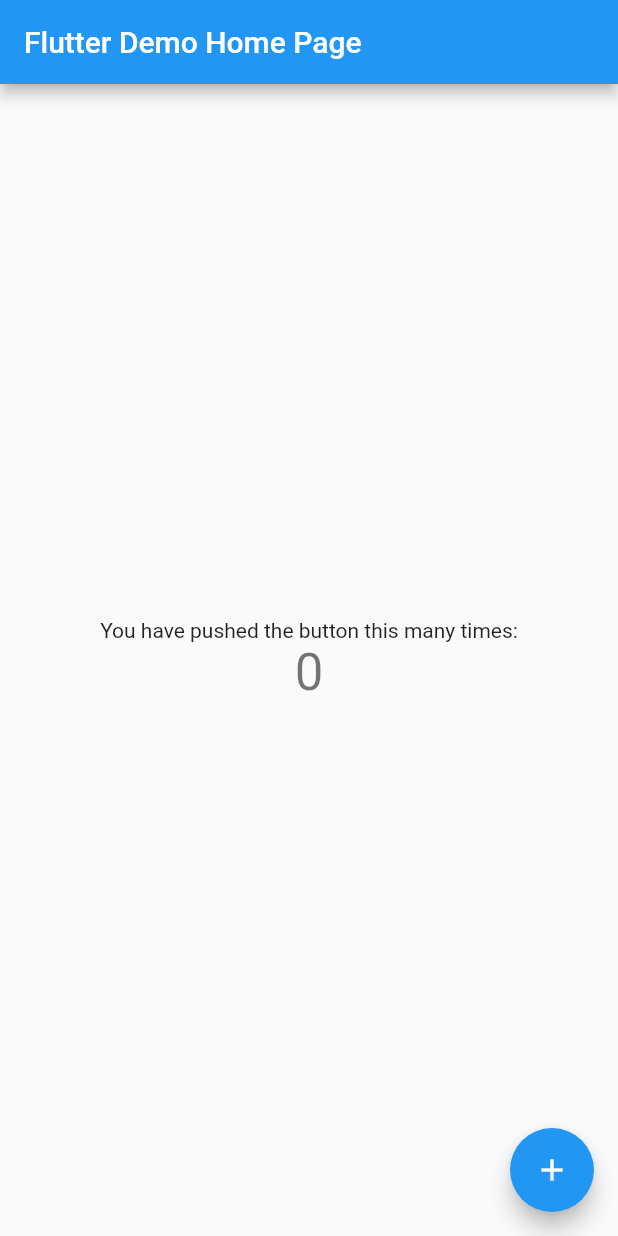
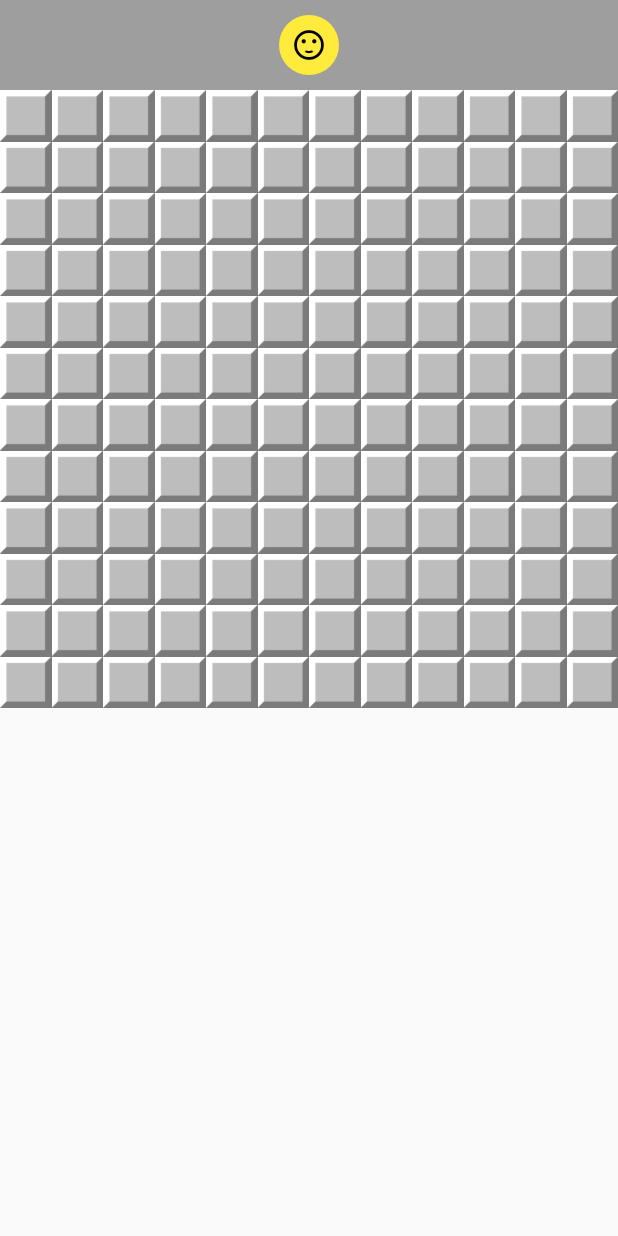
Before and after one commit to diasGustaavo/campo_minado, a Flutter app: the screen it shows after launch, on a phone screen of 412 x 824 dp. Run offline on Flutter 3.47's test engine with Material 2 defaults, Android fonts, the phone set to English and light mode, and no system bars.

Commit message:
add widgets & main screen

```diff
--- /dev/null
+++ b/lib/components/campo_widget.dart
@@ -0,0 +1,44 @@
+import 'package:flutter/material.dart';
+import 'package:flutter/src/widgets/container.dart';
+import 'package:flutter/src/widgets/framework.dart';
+
+import '../models/campo.dart';
+
+class CampoWidget extends StatelessWidget {
+  final Campo campo;
+  final void Function(Campo) onAbrir;
+  final void Function(Campo) onAlternarMarcacao;
+
+  const CampoWidget({
+    required this.campo,
+    required this.onAbrir,
+    required this.onAlternarMarcacao,
+    super.key,
+  });
+
+  Widget _getImage() {
+    int qtdeMinas = campo.qtdeMinasNaVizinhanca;
+    if (campo.aberto && campo.minado && campo.explodido) {
+      return Image.asset('assets/images/bomba_0.jpeg');
+    } else if (campo.aberto && campo.minado) {
+      return Image.asset('assets/images/bomba_1.jpeg');
+    } else if (campo.aberto && qtdeMinas > 0) {
+      return Image.asset('assets/images/aberto_$qtdeMinas.jpeg');
+    } else if (campo.aberto) {
+      return Image.asset('assets/images/aberto_0.jpeg');
+    } else if (campo.marcado) {
+      return Image.asset('assets/images/bandeira.jpeg');
+    } else {
+      return Image.asset('assets/images/fechado.jpeg');
+    }
+  }
+
+  @override
+  Widget build(BuildContext context) {
+    return InkWell(
+      onTap: () => onAbrir(campo),
+      onLongPress: () => onAlternarMarcacao(campo),
+      child: _getImage(),
+    );
+  }
+}
--- /dev/null
+++ b/lib/components/resultado_widget.dart
@@ -0,0 +1,58 @@
+import 'package:flutter/material.dart';
+
+class ResultadoWidget extends StatelessWidget implements PreferredSizeWidget {
+  final bool? venceu;
+  final Function()? onReiniciar;
+  const ResultadoWidget({
+    required this.venceu,
+    required this.onReiniciar,
+    super.key,
+  });
+
+  Color _getCor() {
+    if (venceu == null) {
+      return Colors.yellow;
+    } else if (venceu!) {
+      return Colors.green[300]!;
+    } else {
+      return Colors.red[300]!;
+    }
+  }
+
+  IconData _getIcon() {
+    if (venceu == null) {
+      return Icons.sentiment_satisfied;
+    } else if (venceu!) {
+      return Icons.sentiment_very_satisfied;
+    } else {
+      return Icons.sentiment_very_dissatisfied;
+    }
+  }
+
+  @override
+  Widget build(BuildContext context) {
+    return Container(
+      color: Colors.grey,
+      child: SafeArea(
+        child: Container(
+          padding: EdgeInsets.all(10),
+          child: CircleAvatar(
+            backgroundColor: _getCor(),
+            child: IconButton(
+              padding: EdgeInsets.all(0),
+              icon: Icon(
+                _getIcon(),
+                color: Colors.black,
+              ),
+              onPressed: onReiniciar,
+            ),
+          ),
+        ),
+      ),
+    );
+  }
+
+  @override
+  // TODO: implement preferredSize
+  Size get preferredSize => Size.fromHeight(120);
+}
--- /dev/null
+++ b/lib/components/tabuleiro_widget.dart
@@ -0,0 +1,35 @@
+import 'package:campo_minado/components/campo_widget.dart';
+import 'package:campo_minado/models/tabuleiro.dart';
+import 'package:flutter/cupertino.dart';
+import 'package:flutter/src/widgets/container.dart';
+import 'package:flutter/src/widgets/framework.dart';
+
+import '../models/campo.dart';
+
+class TabuleiroWidget extends StatelessWidget {
+  final Tabuleiro tabuleiro;
+  final void Function(Campo) onAbrir;
+  final void Function(Campo) onAlternarMarcacao;
+
+  const TabuleiroWidget({
+    required this.tabuleiro,
+    required this.onAbrir,
+    required this.onAlternarMarcacao,
+    super.key,
+  });
+
+  @override
+  Widget build(BuildContext context) {
+    return Container(
+      child: GridView.count(
+        crossAxisCount: tabuleiro.colunas,
+        children: tabuleiro.campos
+            .map((c) => CampoWidget(
+                campo: c,
+                onAbrir: onAbrir,
+                onAlternarMarcacao: onAlternarMarcacao))
+            .toList(),
+      ),
+    );
+  }
+}
--- a/lib/main.dart
+++ b/lib/main.dart
@@ -1,115 +1,6 @@
+import 'package:campo_minado/screens/campo_minado_app.dart';
 import 'package:flutter/material.dart';
 
 void main() {
-  runApp(const MyApp());
+  runApp(const CampoMinadoApp());
 }
-
-class MyApp extends StatelessWidget {
-  const MyApp({super.key});
-
-  // This widget is the root of your application.
-  @override
-  Widget build(BuildContext context) {
-    return MaterialApp(
-      title: 'Flutter Demo',
-      theme: ThemeData(
-        // This is the theme of your application.
-        //
-        // Try running your application with "flutter run". You'll see the
-        // application has a blue toolbar. Then, without quitting the app, try
-        // changing the primarySwatch below to Colors.green and then invoke
-        // "hot reload" (press "r" in the console where you ran "flutter run",
-        // or simply save your changes to "hot reload" in a Flutter IDE).
-        // Notice that the counter didn't reset back to zero; the application
-        // is not restarted.
-        primarySwatch: Colors.blue,
-      ),
-      home: const MyHomePage(title: 'Flutter Demo Home Page'),
-    );
-  }
-}
-
-class MyHomePage extends StatefulWidget {
-  const MyHomePage({super.key, required this.title});
-
-  // This widget is the home page of your application. It is stateful, meaning
-  // that it has a State object (defined below) that contains fields that affect
-  // how it looks.
-
-  // This class is the configuration for the state. It holds the values (in this
-  // case the title) provided by the parent (in this case the App widget) and
-  // used by the build method of the State. Fields in a Widget subclass are
-  // always marked "final".
-
-  final String title;
-
-  @override
-  State<MyHomePage> createState() => _MyHomePageState();
-}
-
-class _MyHomePageState extends State<MyHomePage> {
-  int _counter = 0;
-
-  void _incrementCounter() {
-    setState(() {
-      // This call to setState tells the Flutter framework that something has
-      // changed in this State, which causes it to rerun the build method below
-      // so that the display can reflect the updated values. If we changed
-      // _counter without calling setState(), then the build method would not be
-      // called again, and so nothing would appear to happen.
-      _counter++;
-    });
-  }
-
-  @override
-  Widget build(BuildContext context) {
-    // This method is rerun every time setState is called, for instance as done
-    // by the _incrementCounter method above.
-    //
-    // The Flutter framework has been optimized to make rerunning build methods
-    // fast, so that you can just rebuild anything that needs updating rather
-    // than having to individually change instances of widgets.
-    return Scaffold(
-      appBar: AppBar(
-        // Here we take the value from the MyHomePage object that was created by
-        // the App.build method, and use it to set our appbar title.
-        title: Text(widget.title),
-      ),
-      body: Center(
-        // Center is a layout widget. It takes a single child and positions it
-        // in the middle of the parent.
-        child: Column(
-          // Column is also a layout widget. It takes a list of children and
-          // arranges them vertically. By default, it sizes itself to fit its
-          // children horizontally, and tries to be as tall as its parent.
-          //
-          // Invoke "debug painting" (press "p" in the console, choose the
-          // "Toggle Debug Paint" action from the Flutter Inspector in Android
-          // Studio, or the "Toggle Debug Paint" command in Visual Studio Code)
-          // to see the wireframe for each widget.
-          //
-          // Column has various properties to control how it sizes itself and
-          // how it positions its children. Here we use mainAxisAlignment to
-          // center the children vertically; the main axis here is the vertical
-          // axis because Columns are vertical (the cross axis would be
-          // horizontal).
-          mainAxisAlignment: MainAxisAlignment.center,
-          children: <Widget>[
-            const Text(
-              'You have pushed the button this many times:',
-            ),
-            Text(
-              '$_counter',
-              style: Theme.of(context).textTheme.headline4,
-            ),
-          ],
-        ),
-      ),
-      floatingActionButton: FloatingActionButton(
-        onPressed: _incrementCounter,
-        tooltip: 'Increment',
-        child: const Icon(Icons.add),
-      ), // This trailing comma makes auto-formatting nicer for build methods.
-    );
-  }
-}
--- /dev/null
+++ b/lib/screens/campo_minado_app.dart
@@ -0,0 +1,50 @@
+import 'package:campo_minado/components/resultado_widget.dart';
+import 'package:campo_minado/components/tabuleiro_widget.dart';
+import 'package:campo_minado/models/tabuleiro.dart';
+import 'package:flutter/material.dart';
+import '../models/campo.dart';
+
+class CampoMinadoApp extends StatefulWidget {
+  const CampoMinadoApp({super.key});
+
+  @override
+  State<CampoMinadoApp> createState() => _CampoMinadoAppState();
+}
+
+class _CampoMinadoAppState extends State<CampoMinadoApp> {
+  bool? _venceu;
+  Tabuleiro _tabuleiro = Tabuleiro(
+    linhas: 12,
+    colunas: 12,
+    qtdeBombas: 3,
+  );
+
+  _reiniciar() {
+    print('reiniar');
+  }
+
+  _abrir(Campo campo) {
+    print('abrir');
+  }
+
+  void _alternarMarcacao(Campo campo) {}
+
+  @override
+  Widget build(BuildContext context) {
+    return MaterialApp(
+      home: Scaffold(
+        appBar: ResultadoWidget(
+          venceu: _venceu,
+          onReiniciar: _reiniciar,
+        ),
+        body: Container(
+          child: TabuleiroWidget(
+            tabuleiro: _tabuleiro,
+            onAbrir: _abrir,
+            onAlternarMarcacao: _alternarMarcacao,
+          ),
+        ),
+      ),
+    );
+  }
+}
```
Also changed, not shown: pubspec.yaml (+14 -2 lines), assets/images/aberto_0.jpeg (added), assets/images/aberto_1.jpeg (added), assets/images/aberto_2.jpeg (added), assets/images/aberto_3.jpeg (added), assets/images/aberto_4.jpeg (added), assets/images/aberto_5.jpeg (added), assets/images/aberto_6.jpeg (added), assets/images/aberto_7.jpeg (added), assets/images/aberto_8.jpeg (added), assets/images/bandeira.jpeg (added), assets/images/bomba_0.jpeg (added), assets/images/bomba_1.jpeg (added), assets/images/fechado.jpeg (added), 1 other file.
